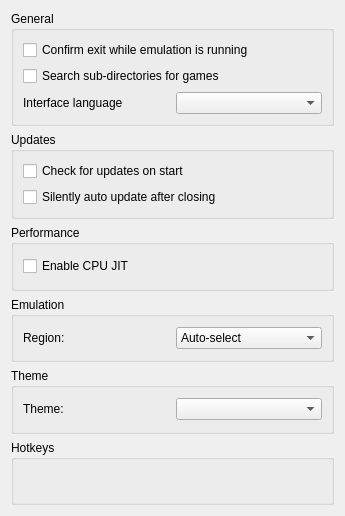
First picture: the form in src/citra_qt/configuration/configure_general.ui, repository grimtnt/citra, before the edit.
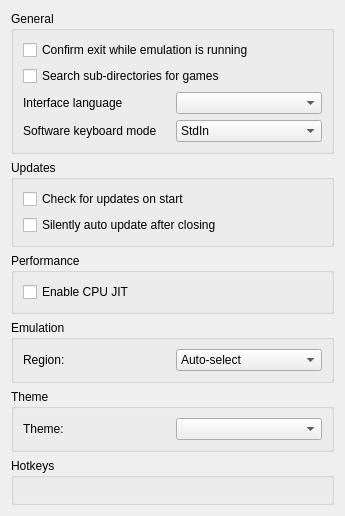
Second picture: the form after the edit. Custom widgets are drawn as their Qt base class.

Commit message: Software Keyboard Rewrite

What changed in the file:
```diff
--- a/src/citra_qt/configuration/configure_general.ui
+++ b/src/citra_qt/configuration/configure_general.ui
@@ -52,6 +52,31 @@
             </item>
            </layout>
           </item>
+          <item>
+           <layout class="QHBoxLayout" name="horizontalLayout_8">
+            <item>
+             <widget class="QLabel" name="swkbd_mode_label">
+              <property name="text">
+               <string>Software keyboard mode</string>
+              </property>
+             </widget>
+            </item>
+            <item>
+             <widget class="QComboBox" name="swkbd_mode_combobox">
+              <item>
+               <property name="text">
+                <string>StdIn</string>
+               </property>
+              </item>
+              <item>
+               <property name="text">
+                <string>Qt</string>
+               </property>
+              </item>
+             </widget>
+            </item>
+           </layout>
+          </item>
          </layout>
         </item>
        </layout>
```
The commit also changes 13 other files.
